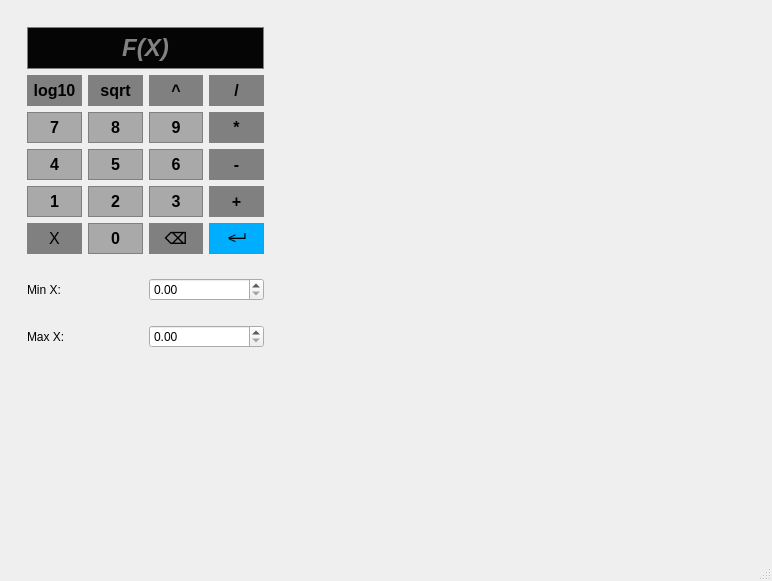
Before: the Qt Designer form qt_ui_elements/mainwindow.ui in YoussefMorad1/Function-Plotter, drawn with Qt 5.
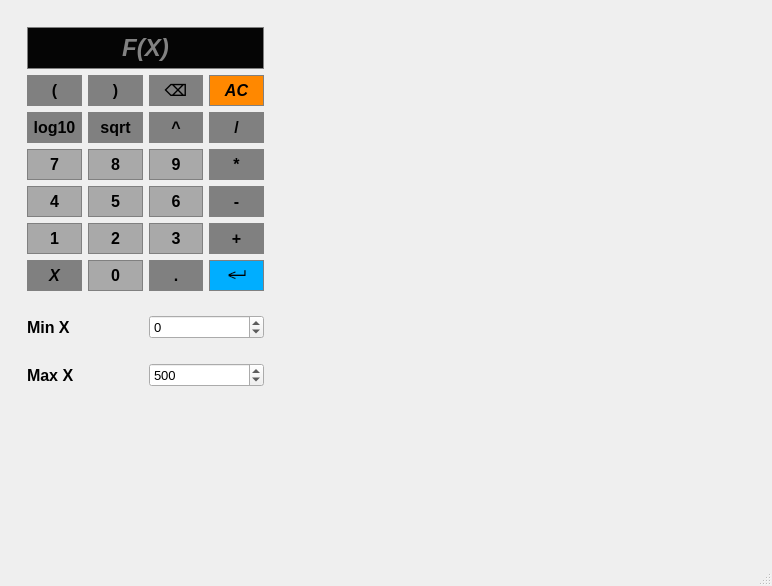
After: the same form once the commit is applied.

Commit message: added few buttons/ added validations/ documentation

What changed in the file:
```diff
--- a/qt_ui_elements/mainwindow.ui
+++ b/qt_ui_elements/mainwindow.ui
@@ -7,7 +7,7 @@
     <x>0</x>
     <y>0</y>
     <width>772</width>
-    <height>581</height>
+    <height>586</height>
    </rect>
   </property>
   <property name="sizePolicy">
@@ -48,12 +48,41 @@
           <string notr="true"/>
          </property>
          <layout class="QGridLayout" name="gridLayout">
+          <item row="6" column="0">
+           <widget class="QPushButton" name="pushButton_13">
+            <property name="font">
+             <font>
+              <pointsize>12</pointsize>
+              <italic>false</italic>
+              <bold>true</bold>
+             </font>
+            </property>
+            <property name="styleSheet">
+             <string notr="true">QPushButton {
+	background-color: #A9A9A9;
+	border: 1px solid gray;
+	padding: 5px;
+}
+
+QPushButton:pressed {
+	background-color: #707070;
+	border: 1px solid gray;
+	padding: 5px;
+}</string>
+            </property>
+            <property name="text">
+             <string>1</string>
+            </property>
+            <attribute name="buttonGroup">
+             <string notr="true">digitsButtonGroup</string>
+            </attribute>
+           </widget>
+          </item>
           <item row="2" column="0">
-           <widget class="QPushButton" name="pushButton">
+           <widget class="QPushButton" name="pushButton_17">
             <property name="font">
              <font>
               <pointsize>12</pointsize>
-              <italic>false</italic>
               <bold>true</bold>
              </font>
             </property>
@@ -71,44 +100,44 @@
 }</string>
             </property>
             <property name="text">
-             <string>log10</string>
-            </property>
-            <attribute name="buttonGroup">
-             <string notr="true">functionsButtonGroup</string>
-            </attribute>
-           </widget>
-          </item>
-          <item row="4" column="3">
-           <widget class="QPushButton" name="pushButton_12">
-            <property name="font">
-             <font>
-              <pointsize>12</pointsize>
-              <italic>false</italic>
-              <bold>true</bold>
-             </font>
-            </property>
-            <property name="styleSheet">
-             <string notr="true">QPushButton {
-	background-color: #808080;
-	border: 1px solid gray;
-	padding: 5px;
-}
-
-QPushButton:pressed {
-	background-color: #707070;
-	border: 1px solid gray;
-	padding: 5px;
-}</string>
-            </property>
-            <property name="text">
-             <string>-</string>
+             <string>(</string>
             </property>
             <attribute name="buttonGroup">
              <string notr="true">operatorsButtonGroup</string>
             </attribute>
            </widget>
           </item>
-          <item row="6" column="1">
+          <item row="4" column="2">
+           <widget class="QPushButton" name="pushButton_7">
+            <property name="font">
+             <font>
+              <pointsize>12</pointsize>
+              <italic>false</italic>
+              <bold>true</bold>
+             </font>
+            </property>
+            <property name="styleSheet">
+             <string notr="true">QPushButton {
+	background-color: #A9A9A9;
+	border: 1px solid gray;
+	padding: 5px;
+}
+
+QPushButton:pressed {
+	background-color: #707070;
+	border: 1px solid gray;
+	padding: 5px;
+}</string>
+            </property>
+            <property name="text">
+             <string>9</string>
+            </property>
+            <attribute name="buttonGroup">
+             <string notr="true">digitsButtonGroup</string>
+            </attribute>
+           </widget>
+          </item>
+          <item row="7" column="1">
            <widget class="QPushButton" name="pushButton_18">
             <property name="font">
              <font>
@@ -138,97 +167,96 @@
             </attribute>
            </widget>
           </item>
+          <item row="2" column="1">
+           <widget class="QPushButton" name="pushButton_19">
+            <property name="font">
+             <font>
+              <pointsize>12</pointsize>
+              <bold>true</bold>
+             </font>
+            </property>
+            <property name="styleSheet">
+             <string notr="true">QPushButton {
+	background-color: #808080;
+	border: 1px solid gray;
+	padding: 5px;
+}
+
+QPushButton:pressed {
+	background-color: #707070;
+	border: 1px solid gray;
+	padding: 5px;
+}</string>
+            </property>
+            <property name="text">
+             <string>)</string>
+            </property>
+            <attribute name="buttonGroup">
+             <string notr="true">operatorsButtonGroup</string>
+            </attribute>
+           </widget>
+          </item>
+          <item row="6" column="3">
+           <widget class="QPushButton" name="pushButton_16">
+            <property name="font">
+             <font>
+              <pointsize>12</pointsize>
+              <italic>false</italic>
+              <bold>true</bold>
+             </font>
+            </property>
+            <property name="styleSheet">
+             <string notr="true">QPushButton {
+	background-color: #808080;
+	border: 1px solid gray;
+	padding: 5px;
+}
+
+QPushButton:pressed {
+	background-color: #707070;
+	border: 1px solid gray;
+	padding: 5px;
+}</string>
+            </property>
+            <property name="text">
+             <string>+</string>
+            </property>
+            <attribute name="buttonGroup">
+             <string notr="true">operatorsButtonGroup</string>
+            </attribute>
+           </widget>
+          </item>
+          <item row="5" column="2">
+           <widget class="QPushButton" name="pushButton_11">
+            <property name="font">
+             <font>
+              <pointsize>12</pointsize>
+              <italic>false</italic>
+              <bold>true</bold>
+             </font>
+            </property>
+            <property name="styleSheet">
+             <string notr="true">QPushButton {
+	background-color: #A9A9A9;
+	border: 1px solid gray;
+	padding: 5px;
+}
+
+QPushButton:pressed {
+	background-color: #707070;
+	border: 1px solid gray;
+	padding: 5px;
+}</string>
+            </property>
+            <property name="text">
+             <string>6</string>
+            </property>
+            <attribute name="buttonGroup">
+             <string notr="true">digitsButtonGroup</string>
+            </attribute>
+           </widget>
+          </item>
           <item row="4" column="0">
-           <widget class="QPushButton" name="pushButton_9">
-            <property name="font">
-             <font>
-              <pointsize>12</pointsize>
-              <italic>false</italic>
-              <bold>true</bold>
-             </font>
-            </property>
-            <property name="styleSheet">
-             <string notr="true">QPushButton {
-	background-color: #A9A9A9;
-	border: 1px solid gray;
-	padding: 5px;
-}
-
-QPushButton:pressed {
-	background-color: #707070;
-	border: 1px solid gray;
-	padding: 5px;
-}</string>
-            </property>
-            <property name="text">
-             <string>4</string>
-            </property>
-            <attribute name="buttonGroup">
-             <string notr="true">digitsButtonGroup</string>
-            </attribute>
-           </widget>
-          </item>
-          <item row="2" column="3">
-           <widget class="QPushButton" name="pushButton_4">
-            <property name="font">
-             <font>
-              <pointsize>12</pointsize>
-              <italic>false</italic>
-              <bold>true</bold>
-             </font>
-            </property>
-            <property name="styleSheet">
-             <string notr="true">QPushButton {
-	background-color: #808080;
-	border: 1px solid gray;
-	padding: 5px;
-}
-
-QPushButton:pressed {
-	background-color: #707070;
-	border: 1px solid gray;
-	padding: 5px;
-}</string>
-            </property>
-            <property name="text">
-             <string>/</string>
-            </property>
-            <attribute name="buttonGroup">
-             <string notr="true">operatorsButtonGroup</string>
-            </attribute>
-           </widget>
-          </item>
-          <item row="2" column="2">
-           <widget class="QPushButton" name="pushButton_3">
-            <property name="font">
-             <font>
-              <pointsize>12</pointsize>
-              <italic>false</italic>
-              <bold>true</bold>
-             </font>
-            </property>
-            <property name="styleSheet">
-             <string notr="true">QPushButton {
-	background-color: #808080;
-	border: 1px solid gray;
-	padding: 5px;
-}
-
-QPushButton:pressed {
-	background-color: #707070;
-	border: 1px solid gray;
-	padding: 5px;
-}</string>
-            </property>
-            <property name="text">
-             <string>^</string>
-            </property>
-            <attribute name="buttonGroup">
-             <string notr="true">operatorsButtonGroup</string>
-            </attribute>
-           </widget>
-          </item>
-          <item row="3" column="0">
            <widget class="QPushButton" name="pushButton_5">
             <property name="font">
              <font>
@@ -258,104 +286,14 @@
             </attribute>
            </widget>
           </item>
-          <item row="4" column="1">
-           <widget class="QPushButton" name="pushButton_10">
-            <property name="font">
-             <font>
-              <pointsize>12</pointsize>
-              <italic>false</italic>
-              <bold>true</bold>
-             </font>
-            </property>
-            <property name="styleSheet">
-             <string notr="true">QPushButton {
-	background-color: #A9A9A9;
-	border: 1px solid gray;
-	padding: 5px;
-}
-
-QPushButton:pressed {
-	background-color: #707070;
-	border: 1px solid gray;
-	padding: 5px;
-}</string>
-            </property>
-            <property name="text">
-             <string>5</string>
-            </property>
-            <attribute name="buttonGroup">
-             <string notr="true">digitsButtonGroup</string>
-            </attribute>
-           </widget>
-          </item>
-          <item row="3" column="2">
-           <widget class="QPushButton" name="pushButton_7">
-            <property name="font">
-             <font>
-              <pointsize>12</pointsize>
-              <italic>false</italic>
-              <bold>true</bold>
-             </font>
-            </property>
-            <property name="styleSheet">
-             <string notr="true">QPushButton {
-	background-color: #A9A9A9;
-	border: 1px solid gray;
-	padding: 5px;
-}
-
-QPushButton:pressed {
-	background-color: #707070;
-	border: 1px solid gray;
-	padding: 5px;
-}</string>
-            </property>
-            <property name="text">
-             <string>9</string>
-            </property>
-            <attribute name="buttonGroup">
-             <string notr="true">digitsButtonGroup</string>
-            </attribute>
-           </widget>
-          </item>
-          <item row="5" column="1">
-           <widget class="QPushButton" name="pushButton_14">
-            <property name="font">
-             <font>
-              <pointsize>12</pointsize>
-              <italic>false</italic>
-              <bold>true</bold>
-             </font>
-            </property>
-            <property name="styleSheet">
-             <string notr="true">QPushButton {
-	background-color: #A9A9A9;
-	border: 1px solid gray;
-	padding: 5px;
-}
-
-QPushButton:pressed {
-	background-color: #707070;
-	border: 1px solid gray;
-	padding: 5px;
-}</string>
-            </property>
-            <property name="text">
-             <string>2</string>
-            </property>
-            <attribute name="buttonGroup">
-             <string notr="true">digitsButtonGroup</string>
-            </attribute>
-           </widget>
-          </item>
-          <item row="6" column="0">
+          <item row="7" column="0">
            <widget class="QPushButton" name="XButton">
             <property name="font">
              <font>
               <family>Segoe UI</family>
               <pointsize>12</pointsize>
-              <italic>false</italic>
-              <bold>false</bold>
+              <italic>true</italic>
+              <bold>true</bold>
              </font>
             </property>
             <property name="styleSheet">
@@ -376,8 +314,8 @@
             </property>
            </widget>
           </item>
-          <item row="2" column="1">
-           <widget class="QPushButton" name="pushButton_2">
+          <item row="4" column="3">
+           <widget class="QPushButton" name="pushButton_8">
             <property name="font">
              <font>
               <pointsize>12</pointsize>
@@ -399,14 +337,14 @@
 }</string>
             </property>
             <property name="text">
-             <string>sqrt</string>
+             <string>*</string>
             </property>
             <attribute name="buttonGroup">
              <string notr="true">functionsButtonGroup</string>
             </attribute>
            </widget>
           </item>
-          <item row="3" column="1">
+          <item row="4" column="1">
            <widget class="QPushButton" name="pushButton_6">
             <property name="font">
              <font>
@@ -436,8 +374,8 @@
             </attribute>
            </widget>
           </item>
-          <item row="4" column="2">
-           <widget class="QPushButton" name="pushButton_11">
+          <item row="3" column="3">
+           <widget class="QPushButton" name="pushButton_4">
             <property name="font">
              <font>
               <pointsize>12</pointsize>
@@ -447,7 +385,7 @@
             </property>
             <property name="styleSheet">
              <string notr="true">QPushButton {
-	background-color: #A9A9A9;
+	background-color: #808080;
 	border: 1px solid gray;
 	padding: 5px;
 }
@@ -459,15 +397,72 @@
 }</string>
             </property>
             <property name="text">
-             <string>6</string>
+             <string>/</string>
             </property>
             <attribute name="buttonGroup">
-             <string notr="true">digitsButtonGroup</string>
+             <string notr="true">operatorsButtonGroup</string>
+            </attribute>
+           </widget>
+          </item>
+          <item row="2" column="3">
+           <widget class="QPushButton" name="ACButton">
+            <property name="font">
+             <font>
+              <pointsize>12</pointsize>
+              <italic>true</italic>
+              <bold>true</bold>
+             </font>
+            </property>
+            <property name="styleSheet">
+             <string notr="true">QPushButton {
+	background-color: rgb(255, 136, 0);
+	border: 1px solid gray;
+	padding: 5px;
+}
+
+QPushButton:pressed {
+	border: 1px solid gray;
+	background-color: rgb(250, 146, 0);
+	padding: 5px;
+}</string>
+            </property>
+            <property name="text">
+             <string>AC</string>
+            </property>
+           </widget>
+          </item>
+          <item row="3" column="1">
+           <widget class="QPushButton" name="pushButton_2">
+            <property name="font">
+             <font>
+              <pointsize>12</pointsize>
+              <italic>false</italic>
+              <bold>true</bold>
+             </font>
+            </property>
+            <property name="styleSheet">
+             <string notr="true">QPushButton {
+	background-color: #808080;
+	border: 1px solid gray;
+	padding: 5px;
+}
+
+QPushButton:pressed {
+	background-color: #707070;
+	border: 1px solid gray;
+	padding: 5px;
+}</string>
+            </property>
+            <property name="text">
+             <string>sqrt</string>
+            </property>
+            <attribute name="buttonGroup">
+             <string notr="true">functionsButtonGroup</string>
             </attribute>
            </widget>
           </item>
           <item row="5" column="3">
-           <widget class="QPushButton" name="pushButton_16">
+           <widget class="QPushButton" name="pushButton_12">
             <property name="font">
              <font>
               <pointsize>12</pointsize>
@@ -489,13 +484,106 @@
 }</string>
             </property>
             <property name="text">
-             <string>+</string>
+             <string>-</string>
             </property>
             <attribute name="buttonGroup">
              <string notr="true">operatorsButtonGroup</string>
             </attribute>
            </widget>
           </item>
+          <item row="3" column="2">
+           <widget class="QPushButton" name="pushButton_3">
+            <property name="font">
+             <font>
+              <pointsize>12</pointsize>
+              <italic>false</italic>
+              <bold>true</bold>
+             </font>
+            </property>
+            <property name="styleSheet">
+             <string notr="true">QPushButton {
+	background-color: #808080;
+	border: 1px solid gray;
+	padding: 5px;
+}
+
+QPushButton:pressed {
+	background-color: #707070;
+	border: 1px solid gray;
+	padding: 5px;
+}</string>
+            </property>
+            <property name="text">
+             <string>^</string>
+            </property>
+            <attribute name="buttonGroup">
+             <string notr="true">operatorsButtonGroup</string>
+            </attribute>
+           </widget>
+          </item>
+          <item row="7" column="3">
+           <widget class="QPushButton" name="enterButton">
+            <property name="sizePolicy">
+             <sizepolicy hsizetype="Preferred" vsizetype="Fixed">
+              <horstretch>0</horstretch>
+              <verstretch>0</verstretch>
+             </sizepolicy>
+            </property>
+            <property name="font">
+             <font>
+              <pointsize>18</pointsize>
+              <italic>false</italic>
+              <bold>true</bold>
+             </font>
+            </property>
+            <property name="styleSheet">
+             <string notr="true">QPushButton {
+	background-color: rgb(0, 174, 255);
+	border: 1px solid gray;
+	color: black;
+}
+
+QPushButton:pressed {
+	border: 1px solid gray;
+	background-color: rgba(0, 148, 216, 252);
+	color: black;
+}</string>
+            </property>
+            <property name="text">
+             <string>↵</string>
+            </property>
+           </widget>
+          </item>
+          <item row="5" column="0">
+           <widget class="QPushButton" name="pushButton_9">
+            <property name="font">
+             <font>
+              <pointsize>12</pointsize>
+              <italic>false</italic>
+              <bold>true</bold>
+             </font>
+            </property>
+            <property name="styleSheet">
+             <string notr="true">QPushButton {
+	background-color: #A9A9A9;
+	border: 1px solid gray;
+	padding: 5px;
+}
+
+QPushButton:pressed {
+	background-color: #707070;
+	border: 1px solid gray;
+	padding: 5px;
+}</string>
+            </property>
+            <property name="text">
+             <string>4</string>
+            </property>
+            <attribute name="buttonGroup">
+             <string notr="true">digitsButtonGroup</string>
+            </attribute>
+           </widget>
+          </item>
           <item row="0" column="0" colspan="4">
            <widget class="QLineEdit" name="lineEdit">
             <property name="sizePolicy">
@@ -530,7 +618,97 @@
             </property>
            </widget>
           </item>
-          <item row="5" column="2">
+          <item row="5" column="1">
+           <widget class="QPushButton" name="pushButton_10">
+            <property name="font">
+             <font>
+              <pointsize>12</pointsize>
+              <italic>false</italic>
+              <bold>true</bold>
+             </font>
+            </property>
+            <property name="styleSheet">
+             <string notr="true">QPushButton {
+	background-color: #A9A9A9;
+	border: 1px solid gray;
+	padding: 5px;
+}
+
+QPushButton:pressed {
+	background-color: #707070;
+	border: 1px solid gray;
+	padding: 5px;
+}</string>
+            </property>
+            <property name="text">
+             <string>5</string>
+            </property>
+            <attribute name="buttonGroup">
+             <string notr="true">digitsButtonGroup</string>
+            </attribute>
+           </widget>
+          </item>
+          <item row="6" column="1">
+           <widget class="QPushButton" name="pushButton_14">
+            <property name="font">
+             <font>
+              <pointsize>12</pointsize>
+              <italic>false</italic>
+              <bold>true</bold>
+             </font>
+            </property>
+            <property name="styleSheet">
+             <string notr="true">QPushButton {
+	background-color: #A9A9A9;
+	border: 1px solid gray;
+	padding: 5px;
+}
+
+QPushButton:pressed {
+	background-color: #707070;
+	border: 1px solid gray;
+	padding: 5px;
+}</string>
+            </property>
+            <property name="text">
+             <string>2</string>
+            </property>
+            <attribute name="buttonGroup">
+             <string notr="true">digitsButtonGroup</string>
+            </attribute>
+           </widget>
+          </item>
+          <item row="3" column="0">
+           <widget class="QPushButton" name="pushButton">
+            <property name="font">
+             <font>
+              <pointsize>12</pointsize>
+              <italic>false</italic>
+              <bold>true</bold>
+             </font>
+            </property>
+            <property name="styleSheet">
+             <string notr="true">QPushButton {
+	background-color: #808080;
+	border: 1px solid gray;
+	padding: 5px;
+}
+
+QPushButton:pressed {
+	background-color: #707070;
+	border: 1px solid gray;
+	padding: 5px;
+}</string>
+            </property>
+            <property name="text">
+             <string>log10</string>
+            </property>
+            <attribute name="buttonGroup">
+             <string notr="true">functionsButtonGroup</string>
+            </attribute>
+           </widget>
+          </item>
+          <item row="6" column="2">
            <widget class="QPushButton" name="pushButton_15">
             <property name="font">
              <font>
@@ -560,12 +738,11 @@
             </attribute>
            </widget>
           </item>
-          <item row="3" column="3">
-           <widget class="QPushButton" name="pushButton_8">
+          <item row="7" column="2">
+           <widget class="QPushButton" name="pushButton_20">
             <property name="font">
              <font>
               <pointsize>12</pointsize>
-              <italic>false</italic>
               <bold>true</bold>
              </font>
             </property>
@@ -583,44 +760,14 @@
 }</string>
             </property>
             <property name="text">
-             <string>*</string>
+             <string>.</string>
             </property>
             <attribute name="buttonGroup">
              <string notr="true">operatorsButtonGroup</string>
             </attribute>
            </widget>
           </item>
-          <item row="5" column="0">
-           <widget class="QPushButton" name="pushButton_13">
-            <property name="font">
-             <font>
-              <pointsize>12</pointsize>
-              <italic>false</italic>
-              <bold>true</bold>
-             </font>
-            </property>
-            <property name="styleSheet">
-             <string notr="true">QPushButton {
-	background-color: #A9A9A9;
-	border: 1px solid gray;
-	padding: 5px;
-}
-
-QPushButton:pressed {
-	background-color: #707070;
-	border: 1px solid gray;
-	padding: 5px;
-}</string>
-            </property>
-            <property name="text">
-             <string>1</string>
-            </property>
-            <attribute name="buttonGroup">
-             <string notr="true">digitsButtonGroup</string>
-            </attribute>
-           </widget>
-          </item>
-          <item row="6" column="2">
+          <item row="2" column="2">
            <widget class="QPushButton" name="backSpaceButton">
             <property name="font">
              <font>
@@ -647,39 +794,6 @@
             </property>
            </widget>
           </item>
-          <item row="6" column="3">
-           <widget class="QPushButton" name="enterButton">
-            <property name="sizePolicy">
-             <sizepolicy hsizetype="Preferred" vsizetype="Fixed">
-              <horstretch>0</horstretch>
-              <verstretch>0</verstretch>
-             </sizepolicy>
-            </property>
-            <property name="font">
-             <font>
-              <pointsize>18</pointsize>
-              <italic>false</italic>
-              <bold>true</bold>
-             </font>
-            </property>
-            <property name="styleSheet">
-             <string notr="true">QPushButton {
-	background-color: rgb(0, 174, 255);
-	border: 1px solid gray;
-	color: black;
-}
-
-QPushButton:pressed {
-	border: 1px solid gray;
-	background-color: rgba(0, 148, 216, 252);
-	color: black;
-}</string>
-            </property>
-            <property name="text">
-             <string>↵</string>
-            </property>
-           </widget>
-          </item>
          </layout>
         </widget>
        </item>
@@ -697,18 +811,29 @@
           </property>
           <item>
            <widget class="QLabel" name="label">
+            <property name="font">
+             <font>
+              <pointsize>12</pointsize>
+              <bold>true</bold>
+             </font>
+            </property>
             <property name="text">
-             <string>Min X:</string>
+             <string>Min X</string>
             </property>
            </widget>
           </item>
           <item>
-           <widget class="QDoubleSpinBox" name="doubleSpinBox">
-            <property name="sizePolicy">
-             <sizepolicy hsizetype="Preferred" vsizetype="Preferred">
-              <horstretch>0</horstretch>
-              <verstretch>0</verstretch>
-             </sizepolicy>
+           <widget class="QSpinBox" name="minSpinBox">
+            <property name="font">
+             <font>
+              <pointsize>10</pointsize>
+             </font>
+            </property>
+            <property name="minimum">
+             <number>-10000</number>
+            </property>
+            <property name="maximum">
+             <number>10000</number>
             </property>
            </widget>
           </item>
@@ -720,30 +845,38 @@
          <layout class="QHBoxLayout" name="horizontalLayout_2">
           <item>
            <widget class="QLabel" name="label_3">
+            <property name="font">
+             <font>
+              <pointsize>12</pointsize>
+              <bold>true</bold>
+             </font>
+            </property>
             <property name="text">
-             <string>Max X:</string>
+             <string>Max X</string>
             </property>
            </widget>
           </item>
           <item>
-           <widget class="QDoubleSpinBox" name="doubleSpinBox_2"/>
+           <widget class="QSpinBox" name="maxSpinBox">
+            <property name="font">
+             <font>
+              <pointsize>10</pointsize>
+             </font>
+            </property>
+            <property name="minimum">
+             <number>-10000</number>
+            </property>
+            <property name="maximum">
+             <number>10000</number>
+            </property>
+            <property name="value">
+             <number>500</number>
+            </property>
+           </widget>
           </item>
          </layout>
         </widget>
        </item>
-       <item>
-        <spacer name="verticalSpacer">
-         <property name="orientation">
-          <enum>Qt::Orientation::Vertical</enum>
-         </property>
-         <property name="sizeHint" stdset="0">
-          <size>
-           <width>20</width>
-           <height>40</height>
-          </size>
-         </property>
-        </spacer>
-       </item>
       </layout>
      </widget>
     </item>
```
Left out of the diff: 16 changed lines with no effect on the pictures. The commit also changes 9 other files.
